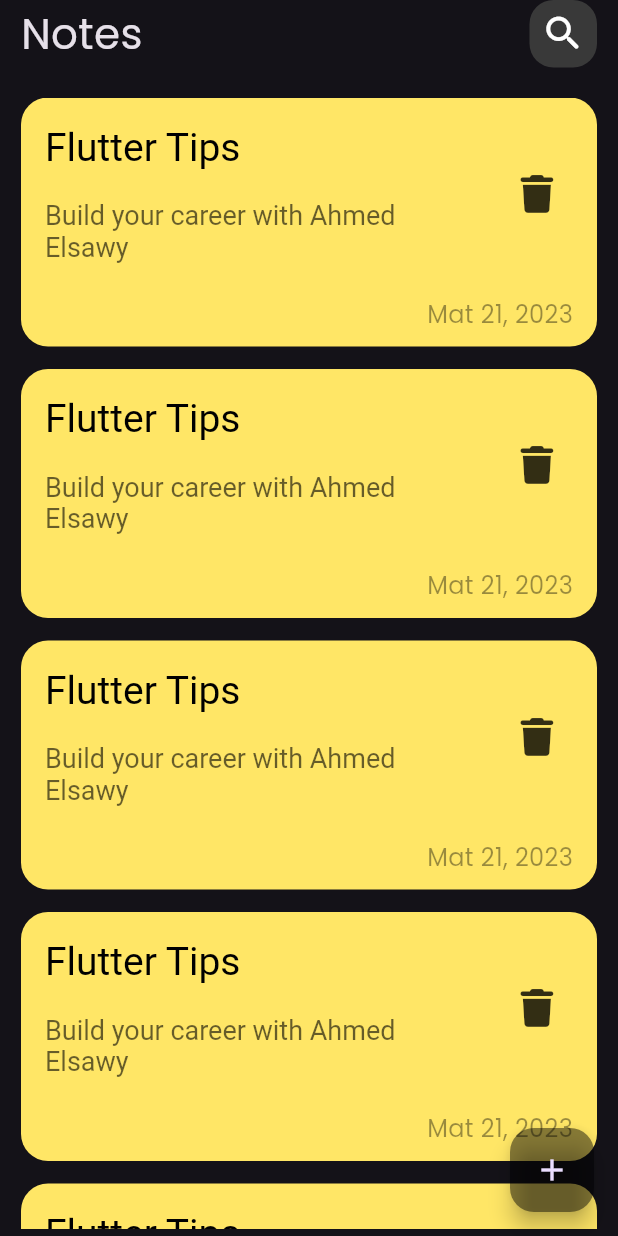
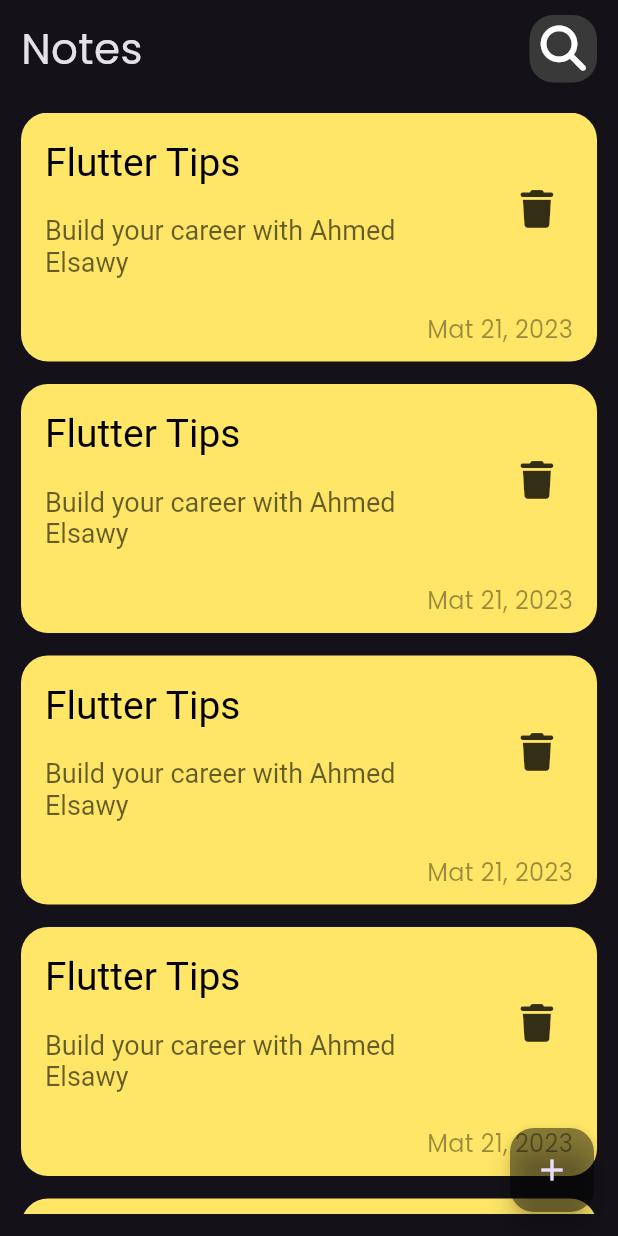
Before and after one commit to A-Elsawy/notes-app, a Flutter app: the screen it shows after launch, on a phone screen of 412 x 824 dp. Run offline on Flutter 3.47's test engine with Material 3 defaults, Android fonts, the phone set to English and light mode, and no system bars; our stand-ins replace font_awesome_flutter.

Commit message:
refactor custom app bar

```diff
--- a/lib/widgets/custom_app_bar.dart
+++ b/lib/widgets/custom_app_bar.dart
@@ -2,20 +2,24 @@ import 'package:flutter/material.dart';
 import 'package:notes_app/widgets/custom_search_icon.dart';
 
 class CustomAppBar extends StatelessWidget {
-  const CustomAppBar({super.key});
+  final String title;
+  final IconData icon;
+  const CustomAppBar({super.key, required this.title, required this.icon});
 
   @override
   Widget build(BuildContext context) {
-    return const Row(
+    return Row(
       mainAxisAlignment: MainAxisAlignment.spaceBetween,
       children: <Widget>[
         Text(
-          'Notes',
-          style: TextStyle(
+          title,
+          style: const TextStyle(
             fontSize: 28,
           ),
         ),
-        CustomSearchIcon(),
+        CustomSearchIcon(
+          icon: icon,
+        ),
       ],
     );
   }
--- a/lib/widgets/custom_search_icon.dart
+++ b/lib/widgets/custom_search_icon.dart
@@ -1,7 +1,8 @@
 import 'package:flutter/material.dart';
 
 class CustomSearchIcon extends StatelessWidget {
-  const CustomSearchIcon({super.key});
+  final IconData icon;
+  const CustomSearchIcon({super.key, required this.icon});
 
   @override
   Widget build(BuildContext context) {
@@ -12,9 +13,9 @@ class CustomSearchIcon extends StatelessWidget {
         borderRadius: BorderRadius.circular(16),
         color: const Color.fromARGB(255, 57, 57, 57),
       ),
-      child: const Center(
+      child: Center(
         child: Icon(
-          Icons.search_rounded,
+          icon,
           size: 30,
         ),
       ),
--- a/lib/widgets/edit_note_view_body.dart
+++ b/lib/widgets/edit_note_view_body.dart
@@ -1,10 +1,26 @@
 import 'package:flutter/material.dart';
+import 'package:notes_app/widgets/custom_app_bar.dart';
 
 class EditNoteViewBody extends StatelessWidget {
   const EditNoteViewBody({super.key});
 
   @override
   Widget build(BuildContext context) {
-    return Container();
+    return const SafeArea(
+      child: Padding(
+        padding: EdgeInsets.symmetric(horizontal: 14, vertical: 10),
+        child: Column(
+          children: [
+            CustomAppBar(
+              title: 'Edit',
+              icon: Icons.check_circle_rounded,
+            ),
+            SizedBox(
+              height: 15,
+            ),
+          ],
+        ),
+      ),
+    );
   }
 }
--- a/lib/widgets/notes_view_body.dart
+++ b/lib/widgets/notes_view_body.dart
@@ -1,4 +1,5 @@
 import 'package:flutter/material.dart';
+import 'package:font_awesome_flutter/font_awesome_flutter.dart';
 import 'package:notes_app/widgets/custom_app_bar.dart';
 import 'package:notes_app/widgets/notes_list_view.dart';
 
@@ -9,12 +10,13 @@ class NotesViewBody extends StatelessWidget {
   Widget build(BuildContext context) {
     return const SafeArea(
       child: Padding(
-        padding: EdgeInsets.symmetric(
-          horizontal: 14,
-        ),
+        padding: EdgeInsets.symmetric(horizontal: 14, vertical: 10),
         child: Column(
           children: [
-            CustomAppBar(),
+            CustomAppBar(
+              title: 'Notes',
+              icon: FontAwesomeIcons.magnifyingGlass,
+            ),
             SizedBox(
               height: 15,
             ),
```
